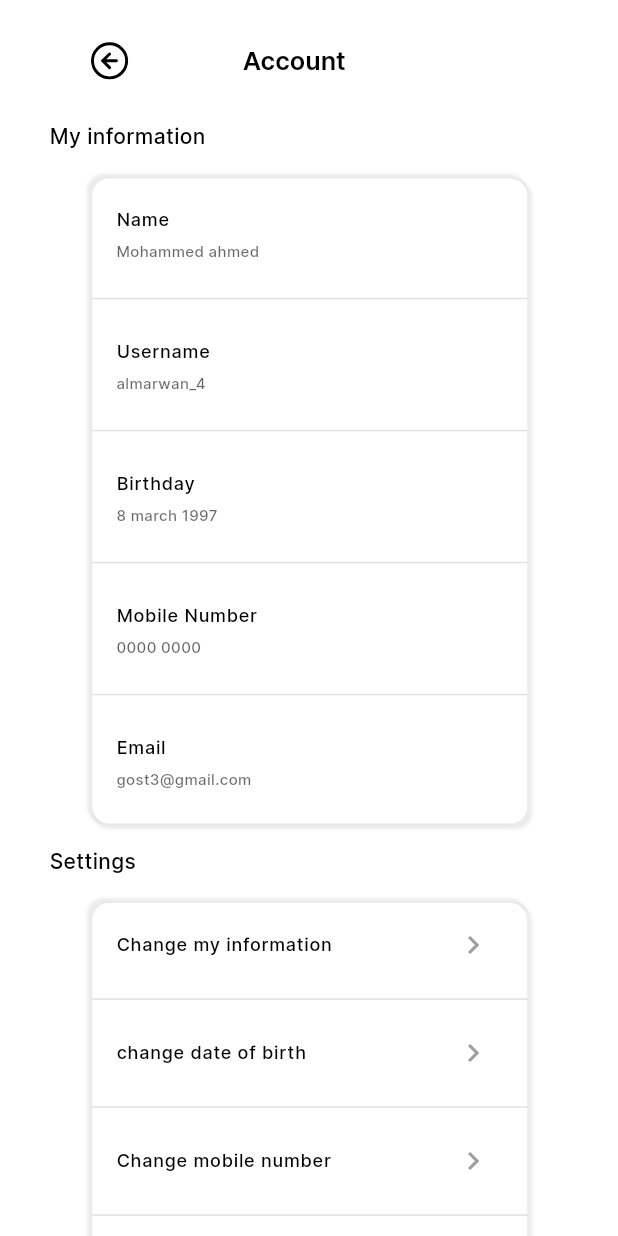
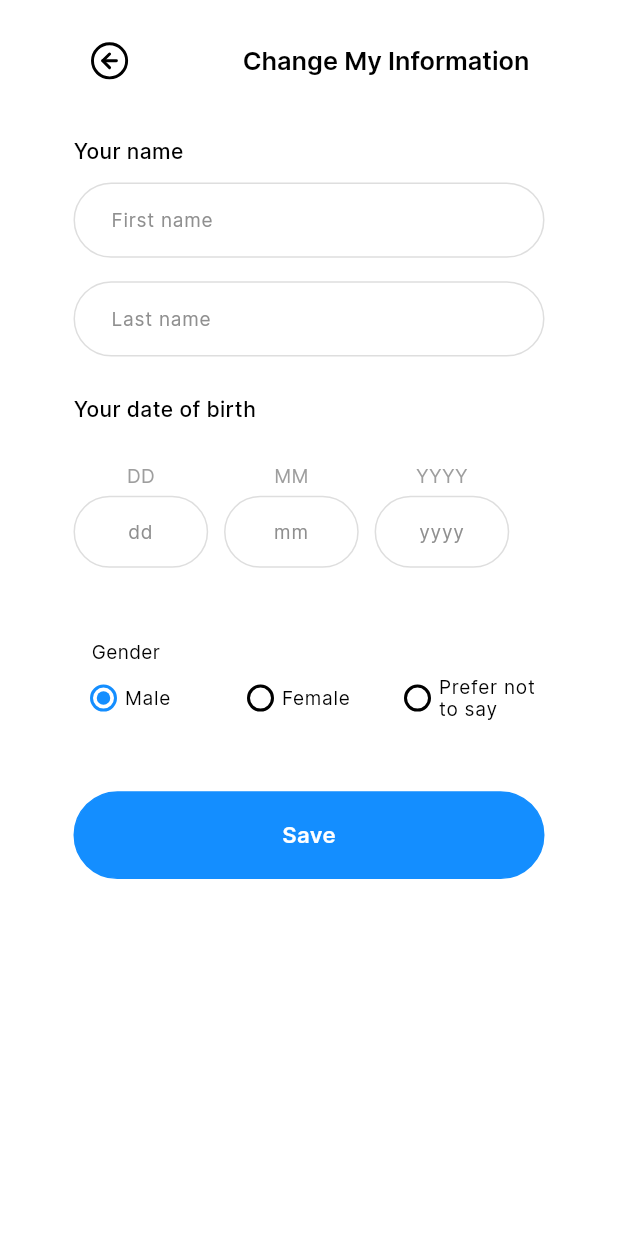
Before and after one commit to huzaifaa786/find_me, a Flutter app: the screen it shows after launch, on a phone screen of 412 x 824 dp. Run offline on Flutter 3.47's test engine with Material 3 defaults, Android fonts, the light colour scheme and no system bars; our stand-ins replace badges, cached_network_image, dio, file_picker, firebase_auth, firebase_core and 17 more; missing offline and left inert: animated_snack_bar, flutter_beacon, flutter_ble_peripheral, pusher_channels_flutter; accounts and stored records are empty; statements that could not run were skipped; project files that could hold a hidden picture were left out.

Commit message:
Hafiz Bismil

```diff
--- /dev/null
+++ b/lib/app/auth/components/dob_textfield_editaccountinformation.dart
@@ -0,0 +1,42 @@
+import 'package:find_me/app/auth/signup/signup_controller.dart';
+import 'package:find_me/app/edit_account/edit_account_information_controller.dart';
+import 'package:find_me/utils/box_decoration/box_decoration.dart';
+import 'package:find_me/utils/colors/app_colors.dart';
+import 'package:flutter/material.dart';
+import 'package:flutter_screenutil/flutter_screenutil.dart';
+
+Widget buildTextFieldEditAccountInformation(
+    TextEditingController controller,
+    String hint,
+    BuildContext context,
+    EditAccountInformationController editAccountInformController) {
+  return Expanded(
+    child: GestureDetector(
+      onTap: () => editAccountInformController.selectDate(context),
+      child: AbsorbPointer(
+        child: TextFormField(
+          controller: controller,
+          keyboardType: TextInputType.number,
+          textAlign: TextAlign.center,
+          style: TextStyle(
+            fontSize: 12.sp,
+            fontWeight: FontWeight.w500,
+          ),
+          decoration: InputDecoration(
+            hintText: hint,
+            hintStyle: TextStyle(
+              color: AppColors.hintGrey,
+              fontSize: 12.sp,
+              fontWeight: FontWeight.w400,
+            ),
+            contentPadding:
+                EdgeInsets.symmetric(vertical: 12.h, horizontal: 20.w),
+            border: inputDecoration,
+            enabledBorder: inputDecoration,
+            focusedBorder: inputDecoration,
+          ),
+        ),
+      ),
+    ),
+  );
+}
--- /dev/null
+++ b/lib/app/edit_account/edit_account_information_binding.dart
@@ -0,0 +1,11 @@
+import 'package:find_me/app/create_business_card/create_card_controller.dart';
+import 'package:find_me/app/edit_account/edit_account_information_controller.dart';
+import 'package:find_me/app/edit_profile/edit_profile_controller.dart';
+import 'package:get/get.dart';
+
+class EditAccountInformationBinding extends Bindings {
+  @override
+  void dependencies() {
+    Get.lazyPut(() => EditAccountInformationController());
+  }
+}
--- /dev/null
+++ b/lib/app/edit_account/edit_account_information_controller.dart
@@ -0,0 +1,42 @@
+import 'package:flutter/material.dart';
+import 'package:get/get.dart';
+import 'package:intl_phone_field/countries.dart';
+import 'package:intl_phone_field/helpers.dart';
+import 'package:intl_phone_field/phone_number.dart';
+
+class EditAccountInformationController extends GetxController {
+  static EditAccountInformationController instance = Get.find();
+   TextEditingController firstNameController = TextEditingController();
+  TextEditingController lastNameController = TextEditingController();
+  String gender = "Male";
+
+    //! Date of Birth Selection
+  final dayController = TextEditingController();
+  final monthController = TextEditingController();
+  final yearController = TextEditingController();
+
+    Future<void> selectDate(BuildContext context) async {
+    final DateTime now = DateTime.now();
+    final DateTime firstDate = DateTime(now.year - 100, now.month, now.day);
+    final DateTime lastDate = DateTime(now.year - 10, now.month, now.day);
+    final DateTime initialDate = lastDate;
+
+    final DateTime? picked = await showDatePicker(
+      context: context,
+      initialDate: initialDate,
+      firstDate: firstDate,
+      lastDate: lastDate,
+    );
+    if (picked != null) {
+      dayController.text = picked.day.toString().padLeft(2, '0');
+      monthController.text = picked.month.toString().padLeft(2, '0');
+      yearController.text = picked.year.toString();
+    }
+  }
+
+    void handleGenderSelected(String value) {
+    gender = value;
+    update();
+  }
+
+}
--- /dev/null
+++ b/lib/app/edit_account/edit_account_information_view.dart
@@ -0,0 +1,164 @@
+import 'package:find_me/app/auth/components/dob_textfield.dart';
+import 'package:find_me/app/auth/components/dob_textfield_editaccountinformation.dart';
+import 'package:find_me/app/edit_account/edit_account_information_controller.dart';
+import 'package:find_me/components/appbars/topbar.dart';
+import 'package:find_me/components/buttons/app_button.dart';
+import 'package:find_me/components/radio/gender_radio_button.dart';
+import 'package:find_me/components/textfields/app_textfields.dart';
+import 'package:find_me/helpers/validator.dart';
+import 'package:find_me/utils/app_text/app_text.dart';
+import 'package:flutter/cupertino.dart';
+import 'package:flutter/material.dart';
+import 'package:flutter_screenutil/flutter_screenutil.dart';
+import 'package:gap/gap.dart';
+import 'package:get/get.dart';
+
+class EditAccountInformationView extends StatefulWidget {
+  const EditAccountInformationView({super.key});
+
+  @override
+  State<EditAccountInformationView> createState() =>
+      _EditAccountInformationViewState();
+}
+
+class _EditAccountInformationViewState
+    extends State<EditAccountInformationView> {
+  @override
+  Widget build(BuildContext context) {
+    return GetBuilder<EditAccountInformationController>(
+        builder: (controller) => Scaffold(
+              appBar: AppBar(
+                toolbarHeight: 83.h,
+                title: topBar(name: 'Change My Information'),
+                scrolledUnderElevation: 0,
+                automaticallyImplyLeading: false,
+              ),
+              body: SafeArea(
+                  child: Container(
+                padding: EdgeInsets.only(left: 49, right: 49),
+                child: Column(
+                  children: [
+                    Gap(10),
+                    Row(
+                      mainAxisAlignment: MainAxisAlignment.start,
+                      children: [
+                        Text(
+                          'Your name',
+                          style: TextStyle(
+                              fontSize: 14, fontWeight: FontWeight.w500),
+                        ),
+                      ],
+                    ),
+                    Gap(10.w),
+                    AppTextFields(
+                      hintText: 'First name',
+                      controller: controller.firstNameController,
+                      fieldValidator: (value) =>
+                          Validators.emptyStringValidator("First name", value),
+                    ),
+                    Gap(16.h),
+                    AppTextFields(
+                      hintText: 'Last name',
+                      controller: controller.lastNameController,
+                      fieldValidator: (value) =>
+                          Validators.emptyStringValidator("Last name", value),
+                    ),
+                     Gap(25),
+                    Row(
+                      mainAxisAlignment: MainAxisAlignment.start,
+                      children: [
+                        Text(
+                          'Your date of birth',
+                          style: TextStyle(
+                              fontSize: 14, fontWeight: FontWeight.w500),
+                        ),
+                      ],
+                    ),
+                     Gap(25),
+
+                      Row(
+                    children: [
+
+                     Column(
+                        mainAxisSize: MainAxisSize.min,
+                        children: [
+                          Text(
+                            'DD',
+                            style: TextStyle(fontSize: 12.sp, color: Colors.grey),
+                          ),
+                          SizedBox(height: 5.h),
+                          SizedBox(
+                            width: 85.w,
+                            child: buildTextFieldEditAccountInformation(
+                              controller.dayController, 'dd', context, controller
+                            ),
+                          ),
+                        ],
+                      ),
+                      Gap(10.w),
+                     Column(
+                        mainAxisSize: MainAxisSize.min,
+                        children: [
+                          Text(
+                            'MM',
+                            style: TextStyle(fontSize: 12.sp, color: Colors.grey),
+                          ),
+                          SizedBox(height: 5.h),
+                          SizedBox(
+                            width: 85.w,
+                            child: buildTextFieldEditAccountInformation(
+                              controller.monthController, 'mm', context, controller
+                            ),
+                          ),
+                        ],
+                      ),
+                      Gap(10.w),
+                      Column(
+                        mainAxisSize: MainAxisSize.min,
+                        children: [
+                          Text(
+                            'YYYY',
+                            style: TextStyle(fontSize: 12.sp, color: Colors.grey),
+                          ),
+                          SizedBox(height: 5.h),
+                          SizedBox(
+                            width: 85.w,
+                            child: buildTextFieldEditAccountInformation(
+                              controller.yearController, 'yyyy', context, controller
+                            ),
+                          ),
+                        ],
+                      ),
+                    ],
+                  ),
+                    Gap(50.h),
+                  Padding(
+                    padding: const EdgeInsets.symmetric(horizontal: 12),
+                    child: Row(
+                      children: [
+                        AppText(
+                          title: 'Gender',
+                          size: 12.sp,
+                          fontWeight: FontWeight.w400,
+                        ),
+                      ],
+                    ),
+                  ),
+                  GenderRadioButtons(
+                    onGenderSelected: controller.handleGenderSelected,
+                  ),
+                  Gap(40.h),
+                  AppButton(
+                    title: 'Save',
+                    height: 60.0.h,
+                    width: 304.0.w,
+                    onTap: () {
+
+                    },
+                  ),
+                  ],
+                ),
+              )),
+            ));
+  }
+}
--- a/lib/app/splash/splash_controller.dart
+++ b/lib/app/splash/splash_controller.dart
@@ -26,7 +26,7 @@
     if (apiToken != null) {
         Get.offNamed(AppRoutes.mainview);
       } else {
-        Get.offNamed(AppRoutes.useraccount);
+        Get.offNamed(AppRoutes.editaccountinformation);
       }
   }
 }
--- a/lib/routes/app_pages.dart
+++ b/lib/routes/app_pages.dart
@@ -26,6 +26,8 @@
 import 'package:find_me/app/coins/coins_store_view.dart';
 import 'package:find_me/app/coins/purchase_coins/purchase_coins_binding.dart';
 import 'package:find_me/app/coins/purchase_coins/purchase_coins_view.dart';
+import 'package:find_me/app/edit_account/edit_account_information_binding.dart';
+import 'package:find_me/app/edit_account/edit_account_information_view.dart';
 import 'package:find_me/app/updata_phone_number%5D/updata_phone_number_binding.dart';
 import 'package:find_me/app/updata_phone_number%5D/updata_phone_number_view.dart';
 import 'package:find_me/app/create_business_card/create_card_binding.dart';
@@ -377,5 +379,13 @@
       transition: Transition.rightToLeft,
       transitionDuration: const Duration(milliseconds: 100),
     ),
+        //TODO: [Edit Account Information Route]
+    GetPage(
+      name: AppRoutes.editaccountinformation,
+      page: () => EditAccountInformationView(),
+      binding:EditAccountInformationBinding(),
+      transition: Transition.rightToLeft,
+      transitionDuration: const Duration(milliseconds: 100),
+    ),
   ];
 }
--- a/lib/routes/app_routes.dart
+++ b/lib/routes/app_routes.dart
@@ -40,4 +40,6 @@
   static const gifted_emoji = '/gifted_emoji';
   static const email_otp = '/email_otp';
   static const phoneOtp = '/phoneOtp';
+  static const editaccountinformation = '/editaccountinformation';
+
 }
```
